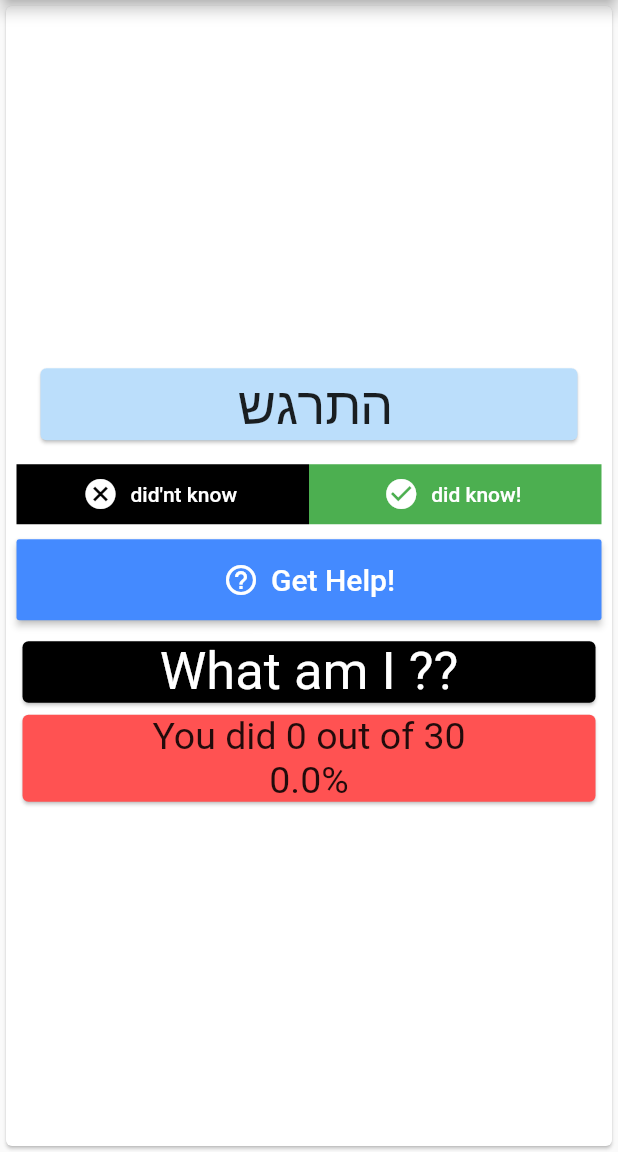
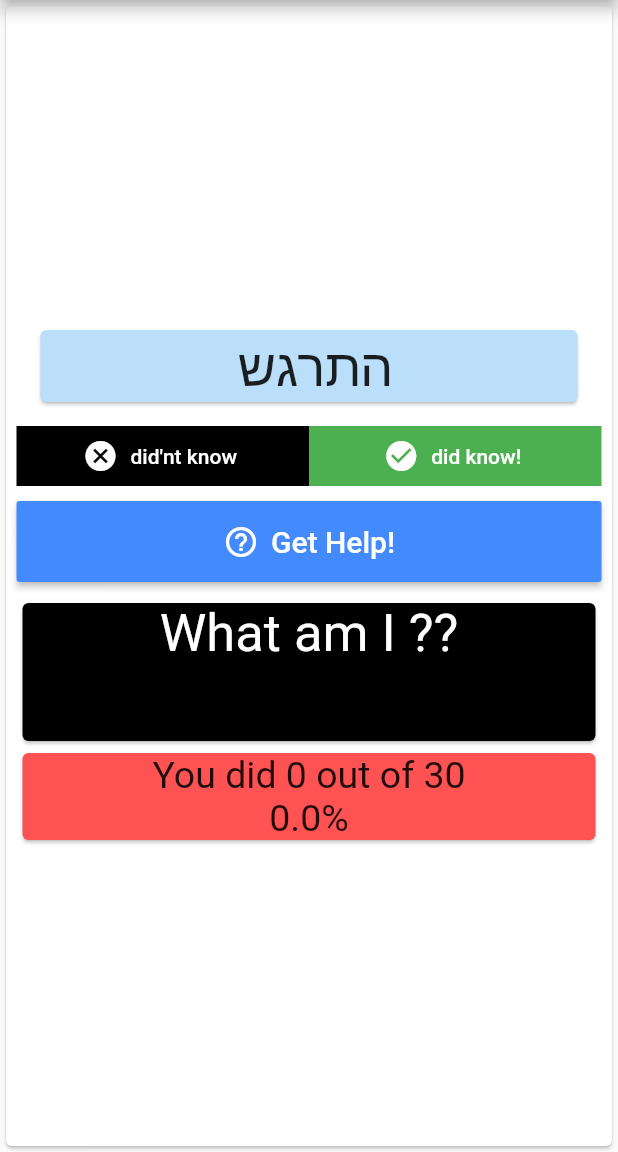
Before and after one commit to 1shaked/words_check, a Flutter app: the WordTest screen opened by its route, on a phone screen of 412 x 824 dp, the part 84-1236 px from its top. Run offline on Flutter 3.47's test engine with Material 2 defaults, Android fonts, the phone set to English and light mode, and no system bars; our stand-ins replace flutter_spinkit.

Commit message:
change the show answer to sized box

```diff
--- a/lib/widget/word_test/show_answer.dart
+++ b/lib/widget/word_test/show_answer.dart
@@ -6,7 +6,9 @@ class ShowAnswer extends StatelessWidget {
   @override
   Widget build(BuildContext context) {
     TestManeger testManeger = Provider.of<TestManeger>(context);
-    return Container(
+    return SizedBox(
+      width: double.infinity,
+      height: 100,
       child: testManeger.showTranslation
           ? showAnswer(testManeger)
           : showUnknownBox(),
```
